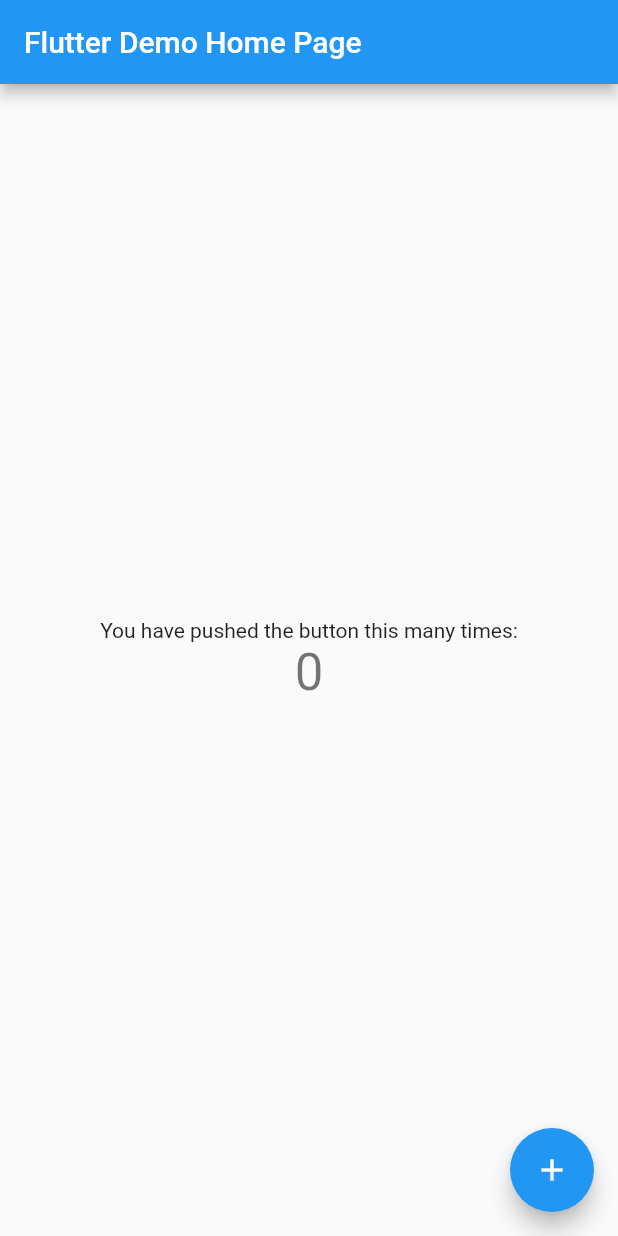
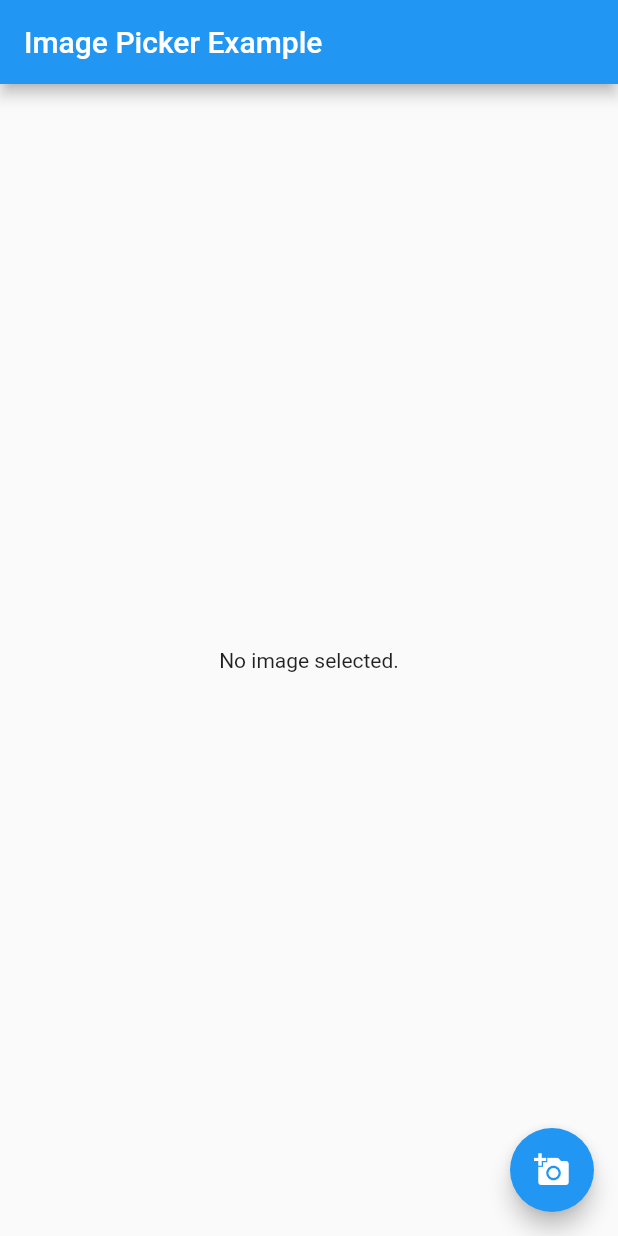
Before and after one commit to PrashantYadav2304/Barcode_Scanner, a Flutter app: the screen it shows after launch, on a phone screen of 412 x 824 dp. Run offline on Flutter 3.47's test engine with Material 2 defaults, Android fonts, the phone set to English and light mode, and no system bars; our stand-ins replace image_picker.

Commit message:
Camera feature added

```diff
--- a/lib/main.dart
+++ b/lib/main.dart
@@ -1,4 +1,5 @@
 import 'package:flutter/material.dart';
+import 'package:yukthi/scan.dart';
 
 void main() {
   runApp(MyApp());
@@ -46,18 +47,7 @@
 }
 
 class _MyHomePageState extends State<MyHomePage> {
-  int _counter = 0;
 
-  void _incrementCounter() {
-    setState(() {
-      // This call to setState tells the Flutter framework that something has
-      // changed in this State, which causes it to rerun the build method below
-      // so that the display can reflect the updated values. If we changed
-      // _counter without calling setState(), then the build method would not be
-      // called again, and so nothing would appear to happen.
-      _counter++;
-    });
-  }
 
   @override
   Widget build(BuildContext context) {
@@ -67,47 +57,6 @@
     // The Flutter framework has been optimized to make rerunning build methods
     // fast, so that you can just rebuild anything that needs updating rather
     // than having to individually change instances of widgets.
-    return Scaffold(
-      appBar: AppBar(
-        // Here we take the value from the MyHomePage object that was created by
-        // the App.build method, and use it to set our appbar title.
-        title: Text(widget.title),
-      ),
-      body: Center(
-        // Center is a layout widget. It takes a single child and positions it
-        // in the middle of the parent.
-        child: Column(
-          // Column is also a layout widget. It takes a list of children and
-          // arranges them vertically. By default, it sizes itself to fit its
-          // children horizontally, and tries to be as tall as its parent.
-          //
-          // Invoke "debug painting" (press "p" in the console, choose the
-          // "Toggle Debug Paint" action from the Flutter Inspector in Android
-          // Studio, or the "Toggle Debug Paint" command in Visual Studio Code)
-          // to see the wireframe for each widget.
-          //
-          // Column has various properties to control how it sizes itself and
-          // how it positions its children. Here we use mainAxisAlignment to
-          // center the children vertically; the main axis here is the vertical
-          // axis because Columns are vertical (the cross axis would be
-          // horizontal).
-          mainAxisAlignment: MainAxisAlignment.center,
-          children: <Widget>[
-            Text(
-              'You have pushed the button this many times:',
-            ),
-            Text(
-              '$_counter',
-              style: Theme.of(context).textTheme.headline4,
-            ),
-          ],
-        ),
-      ),
-      floatingActionButton: FloatingActionButton(
-        onPressed: _incrementCounter,
-        tooltip: 'Increment',
-        child: Icon(Icons.add),
-      ), // This trailing comma makes auto-formatting nicer for build methods.
-    );
+    return Scan();
   }
 }
--- /dev/null
+++ b/lib/scan.dart
@@ -0,0 +1,45 @@
+import 'package:flutter/material.dart';
+import 'dart:io';
+import 'package:image_picker/image_picker.dart';
+
+class Scan extends StatefulWidget {
+  @override
+  _ScanState createState() => _ScanState();
+}
+
+class _ScanState extends State<Scan> {
+
+  File _image;
+  final picker = ImagePicker();
+
+  Future getImage() async {
+    final pickedFile = await picker.getImage(source: ImageSource.camera);
+
+    setState(() {
+      if (pickedFile != null) {
+        _image = File(pickedFile.path);
+      } else {
+        print('No image selected.');
+      }
+    });
+  }
+
+  @override
+  Widget build(BuildContext context) {
+    return Scaffold(
+      appBar: AppBar(
+        title: Text('Image Picker Example'),
+      ),
+      body: Center(
+        child: _image == null
+            ? Text('No image selected.')
+            : Image.file(_image),
+      ),
+      floatingActionButton: FloatingActionButton(
+        onPressed: getImage,
+        tooltip: 'Pick Image',
+        child: Icon(Icons.add_a_photo),
+      ),
+    );
+  }
+}
--- a/pubspec.yaml
+++ b/pubspec.yaml
@@ -24,6 +24,9 @@
   flutter:
     sdk: flutter
 
+  image_picker: ^0.7.4
+  firebase_ml_vision: ^0.12.0+1
+  firebase_core: ^1.1.0
 
   # The following adds the Cupertino Icons font to your application.
   # Use with the CupertinoIcons class for iOS style icons.
```
Also changed, not shown: pubspec.lock, 1 other file.
